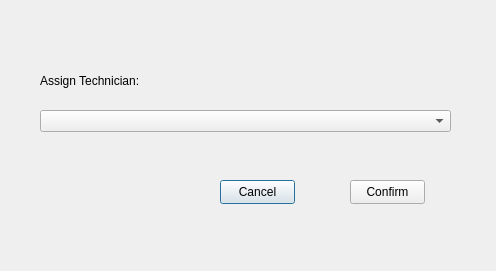
Above: UI folder/assigntech.ui from luimartin/Pest-Control-Managment-System before the change. Below: the same form after it.
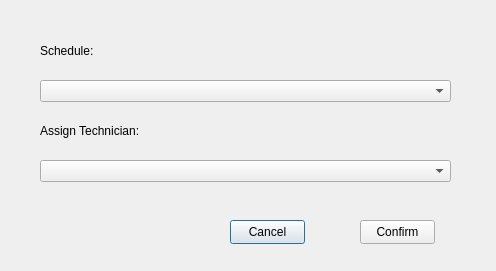
That is the form after the change.

```diff
--- a/UI folder/assigntech.ui
+++ b/UI folder/assigntech.ui
@@ -17,7 +17,7 @@
    <property name="geometry">
     <rect>
      <x>40</x>
-     <y>70</y>
+     <y>120</y>
      <width>121</width>
      <height>21</height>
     </rect>
@@ -30,7 +30,7 @@
    <property name="geometry">
     <rect>
      <x>40</x>
-     <y>110</y>
+     <y>160</y>
      <width>411</width>
      <height>22</height>
     </rect>
@@ -39,8 +39,8 @@
   <widget class="QPushButton" name="cancelBtn">
    <property name="geometry">
     <rect>
-     <x>220</x>
-     <y>180</y>
+     <x>230</x>
+     <y>220</y>
      <width>75</width>
      <height>24</height>
     </rect>
@@ -52,8 +52,8 @@
   <widget class="QPushButton" name="confirBtn">
    <property name="geometry">
     <rect>
-     <x>350</x>
-     <y>180</y>
+     <x>360</x>
+     <y>220</y>
      <width>75</width>
      <height>24</height>
     </rect>
@@ -62,6 +62,29 @@
     <string>Confirm</string>
    </property>
   </widget>
+  <widget class="QComboBox" name="techbox_2">
+   <property name="geometry">
+    <rect>
+     <x>40</x>
+     <y>80</y>
+     <width>411</width>
+     <height>22</height>
+    </rect>
+   </property>
+  </widget>
+  <widget class="QLabel" name="label_6">
+   <property name="geometry">
+    <rect>
+     <x>40</x>
+     <y>40</y>
+     <width>121</width>
+     <height>21</height>
+    </rect>
+   </property>
+   <property name="text">
+    <string>Schedule:</string>
+   </property>
+  </widget>
  </widget>
  <resources/>
  <connections/>
```
